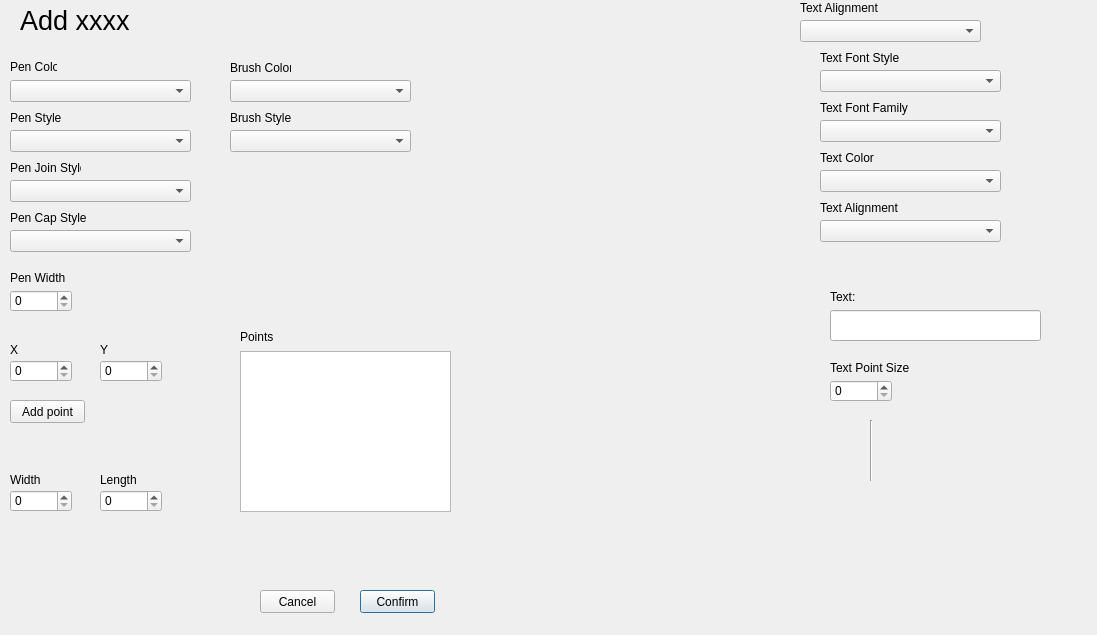
This is confirmpage.ui in rizzi-trevor/CS1C-2DGraphicsModeler as Qt 5 draws it before an edit. The edited form follows.
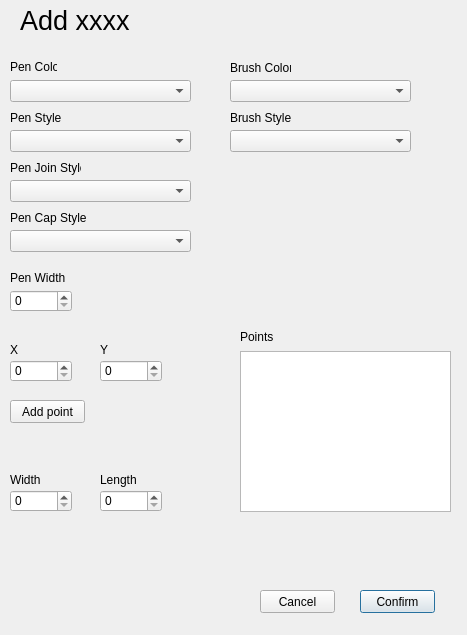
This is the edited form.

What changed in the file:
```diff
--- a/confirmpage.ui
+++ b/confirmpage.ui
@@ -6,7 +6,7 @@
    <rect>
     <x>0</x>
     <y>0</y>
-    <width>1097</width>
+    <width>467</width>
     <height>635</height>
    </rect>
   </property>
```
